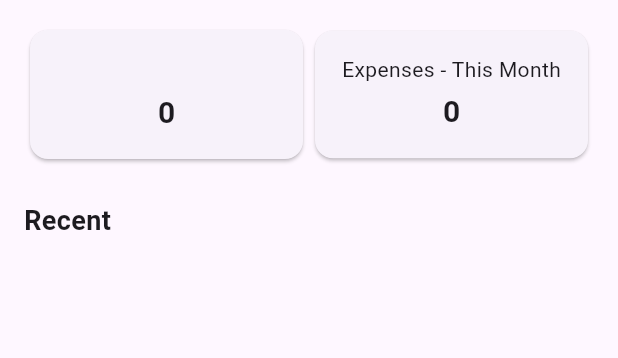
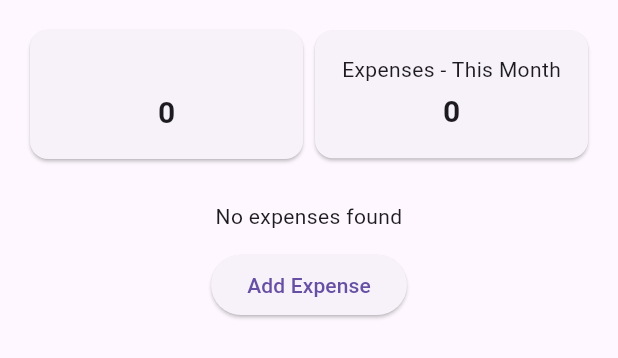
Before and after one commit to alycwb/alyfin, a Flutter app: the DashboardPage widget shown alone on an empty page, opened directly with empty values, on a phone screen of 412 x 824 dp. Shown: the top 358 px of the screen. Run offline on Flutter 3.47's test engine with Material 3 defaults, Android fonts, the phone set to English and light mode, and no system bars; our stand-ins replace supabase_flutter; accounts and stored records are empty.

Commit message:
fix: dashboard loading & no expenses state

```diff
--- a/lib/main.dart
+++ b/lib/main.dart
@@ -61,6 +61,9 @@ final localizedStrings = {
     'top_category': 'Top Category',
     'invalid_credentials': 'Invalid username or password',
     'invalid_amount': 'Invalid amount format',
+    'email_not_confirmed': 'Email not confirmed',
+    'no_expenses': 'No expenses found',
+    'add_expense': 'Add Expense',
   },
   Language.pt: {
     'title': 'Entrar',
@@ -104,6 +107,9 @@ final localizedStrings = {
     'top_category': 'Maior Categoria',
     'invalid_credentials': 'Usuário ou senha inválidos',
     'invalid_amount': 'Formato de valor inválido',
+    'email_not_confirmed': 'Email não confirmado',
+    'no_expenses': 'Nenhuma despesa encontrada',
+    'add_expense': 'Adicionar Despesa',
   },
 };
 
@@ -423,9 +429,13 @@ class _MyAppState extends State<MyApp> {
                                 password: _loginPasswordController.text,
                               );
                               setState(() => _loggedIn = true);
-                            } on AuthException catch (_) {
+                            } on AuthException catch (e) {
+                              final msg = e.message.toLowerCase();
+                              final key = msg.contains('not confirmed')
+                                  ? 'email_not_confirmed'
+                                  : 'invalid_credentials';
                               _scaffoldMessengerKey.currentState?.showSnackBar(
-                                SnackBar(content: Text(strings['invalid_credentials']!)),
+                                SnackBar(content: Text(strings[key]!)),
                               );
                             } catch (error) {
                               _scaffoldMessengerKey.currentState?.showSnackBar(
--- a/lib/pages/dashboard_page.dart
+++ b/lib/pages/dashboard_page.dart
@@ -1,6 +1,7 @@
 import 'package:flutter/material.dart';
 import 'package:supabase_flutter/supabase_flutter.dart';
 import '../main.dart';
+import 'expenses_page.dart';
 import 'package:intl/intl.dart';
 
 class DashboardPage extends StatefulWidget {
@@ -17,6 +18,7 @@ class _DashboardPageState extends State<DashboardPage> with RouteAware {
   List<Map<String, dynamic>> _topTypes = [];
   String _topCategoryName = '';
   double _topCategoryAmount = 0.0;
+  bool _loading = true;
 
   @override
   void initState() {
@@ -42,6 +44,7 @@ class _DashboardPageState extends State<DashboardPage> with RouteAware {
   }
 
   Future<void> _loadData() async {
+    setState(() => _loading = true);
     final user = Supabase.instance.client.auth.currentUser;
     final userId = user?.id ?? '';
     final now = DateTime.now();
@@ -94,8 +97,10 @@ class _DashboardPageState extends State<DashboardPage> with RouteAware {
         _topTypes = topTypesList;
         _topCategoryName = topCatEntry.key;
         _topCategoryAmount = topCatEntry.value;
+        _loading = false;
       });
     } catch (error) {
+      setState(() => _loading = false);
       ScaffoldMessenger.of(context).showSnackBar(
         SnackBar(content: Text(error.toString())),
       );
@@ -104,6 +109,9 @@ class _DashboardPageState extends State<DashboardPage> with RouteAware {
 
   @override
   Widget build(BuildContext context) {
+    if (_loading) {
+      return Center(child: CircularProgressIndicator());
+    }
     final s = localizedStrings[widget.lang]!;
     final localeTag = widget.lang == Language.pt ? 'pt_BR' : 'en_US';
     final fmt = NumberFormat.decimalPattern(localeTag);
@@ -192,6 +200,22 @@ class _DashboardPageState extends State<DashboardPage> with RouteAware {
             ],
           ),
           const SizedBox(height: 24),
+          if (_recentExpenses.isEmpty)
+            Column(
+              children: [
+                Text(s['no_expenses']!, textAlign: TextAlign.center),
+                const SizedBox(height: 12),
+                ElevatedButton(
+                  onPressed: () => Navigator.push(
+                      context,
+                      MaterialPageRoute(
+                          builder: (_) => ExpensesPage(lang: widget.lang))),
+                  child: Text(s['add_expense']!),
+                ),
+                const SizedBox(height: 24),
+              ],
+            )
+          else ...[
             // Título de recentes
             Text(
               s['recent']!,
@@ -213,6 +237,7 @@ class _DashboardPageState extends State<DashboardPage> with RouteAware {
               },
             ),
           ],
+        ],
       ),
     );
   }
```
Lines whose indentation alone changed are shown as unchanged.
